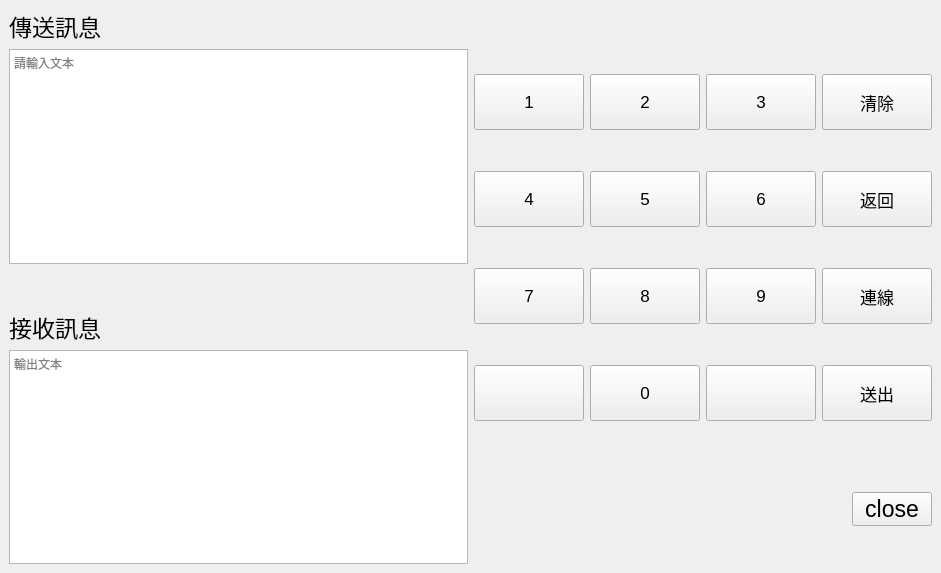
Before: the Qt Designer form practices/114-jol/114_2_v1/software/ui.ui in digitalelecsivs/libitc, drawn with Qt 5.
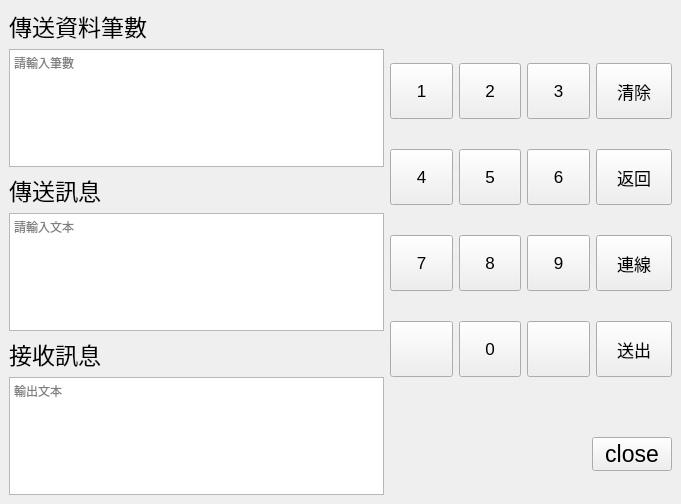
After: the same form once the commit is applied.

What changed in the file:
```diff
--- a/practices/114-jol/114_2_v1/software/ui.ui
+++ b/practices/114-jol/114_2_v1/software/ui.ui
@@ -6,33 +6,76 @@
    <rect>
     <x>0</x>
     <y>0</y>
-    <width>941</width>
-    <height>573</height>
+    <width>681</width>
+    <height>504</height>
    </rect>
   </property>
   <property name="windowTitle">
    <string>MainWindow</string>
   </property>
   <widget class="QWidget" name="centralwidget">
-   <layout class="QHBoxLayout" name="horizontalLayout_6">
+   <layout class="QHBoxLayout" name="horizontalLayout_7">
     <item>
-     <layout class="QVBoxLayout" name="verticalLayout_text" stretch="1,0,1">
+     <layout class="QHBoxLayout" name="horizontalLayout_6" stretch="4,3">
       <item>
-       <layout class="QVBoxLayout" name="verticalLayout_2">
+       <layout class="QVBoxLayout" name="verticalLayout_4">
+        <item>
+         <layout class="QVBoxLayout" name="verticalLayout">
         <item>
          <widget class="QLabel" name="label1">
+            <property name="sizePolicy">
+             <sizepolicy hsizetype="Preferred" vsizetype="Fixed">
+              <horstretch>0</horstretch>
+              <verstretch>0</verstretch>
+             </sizepolicy>
+            </property>
           <property name="font">
            <font>
             <pointsize>17</pointsize>
            </font>
           </property>
           <property name="text">
-           <string>傳送訊息</string>
+             <string>傳送資料筆數</string>
           </property>
          </widget>
         </item>
         <item>
          <widget class="QTextEdit" name="text1">
+            <property name="sizePolicy">
+             <sizepolicy hsizetype="Preferred" vsizetype="Preferred">
+              <horstretch>0</horstretch>
+              <verstretch>0</verstretch>
+             </sizepolicy>
+            </property>
+            <property name="placeholderText">
+             <string>請輸入筆數</string>
+            </property>
+           </widget>
+          </item>
+         </layout>
+        </item>
+        <item>
+         <layout class="QVBoxLayout" name="verticalLayout_2">
+          <item>
+           <widget class="QLabel" name="label2">
+            <property name="font">
+             <font>
+              <pointsize>17</pointsize>
+             </font>
+            </property>
+            <property name="text">
+             <string>傳送訊息</string>
+            </property>
+           </widget>
+          </item>
+          <item>
+           <widget class="QTextEdit" name="text2">
+            <property name="sizePolicy">
+             <sizepolicy hsizetype="Preferred" vsizetype="Preferred">
+              <horstretch>0</horstretch>
+              <verstretch>0</verstretch>
+             </sizepolicy>
+            </property>
           <property name="placeholderText">
            <string>請輸入文本</string>
           </property>
@@ -40,26 +83,10 @@
         </item>
        </layout>
       </item>
-      <item>
-       <spacer name="verticalSpacer_3">
-        <property name="orientation">
-         <enum>Qt::Vertical</enum>
-        </property>
-        <property name="sizeType">
-         <enum>QSizePolicy::Preferred</enum>
-        </property>
-        <property name="sizeHint" stdset="0">
-         <size>
-          <width>20</width>
-          <height>40</height>
-         </size>
-        </property>
-       </spacer>
-      </item>
       <item>
        <layout class="QVBoxLayout" name="verticalLayout_3">
         <item>
-         <widget class="QLabel" name="label2">
+           <widget class="QLabel" name="label3">
           <property name="font">
            <font>
             <pointsize>17</pointsize>
@@ -71,7 +98,13 @@
          </widget>
         </item>
         <item>
-         <widget class="QTextEdit" name="text2">
+           <widget class="QTextEdit" name="text3">
+            <property name="sizePolicy">
+             <sizepolicy hsizetype="Preferred" vsizetype="Preferred">
+              <horstretch>0</horstretch>
+              <verstretch>0</verstretch>
+             </sizepolicy>
+            </property>
           <property name="placeholderText">
            <string>輸出文本</string>
           </property>
@@ -448,6 +481,8 @@
            <string>close</string>
           </property>
          </widget>
+          </item>
+         </layout>
         </item>
        </layout>
       </item>
```
Lines whose indentation alone changed are shown as unchanged.
